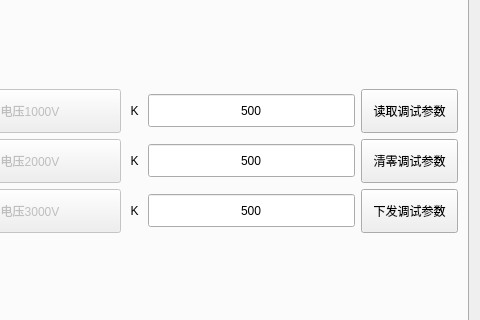
Qt form WinBack.ui (bloglink/aip-tester) before a commit; both pictures show x 320 to 800 and y 151 to 471 of the 800 by 600 pixel window.
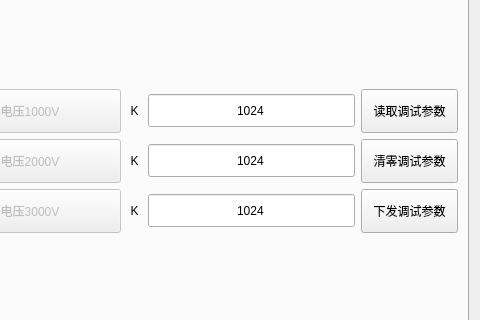
The same form after that commit.

The edit to the form file:
```diff
--- a/WinBack.ui
+++ b/WinBack.ui
@@ -2724,7 +2724,7 @@
           <double>65535.000000000000000</double>
          </property>
          <property name="value">
-          <double>500.000000000000000</double>
+          <double>1024.000000000000000</double>
          </property>
         </widget>
        </item>
@@ -2904,7 +2904,7 @@
           <double>65535.000000000000000</double>
          </property>
          <property name="value">
-          <double>500.000000000000000</double>
+          <double>1024.000000000000000</double>
          </property>
         </widget>
        </item>
@@ -2938,7 +2938,7 @@
           <double>65535.000000000000000</double>
          </property>
          <property name="value">
-          <double>500.000000000000000</double>
+          <double>1024.000000000000000</double>
          </property>
         </widget>
        </item>
```
